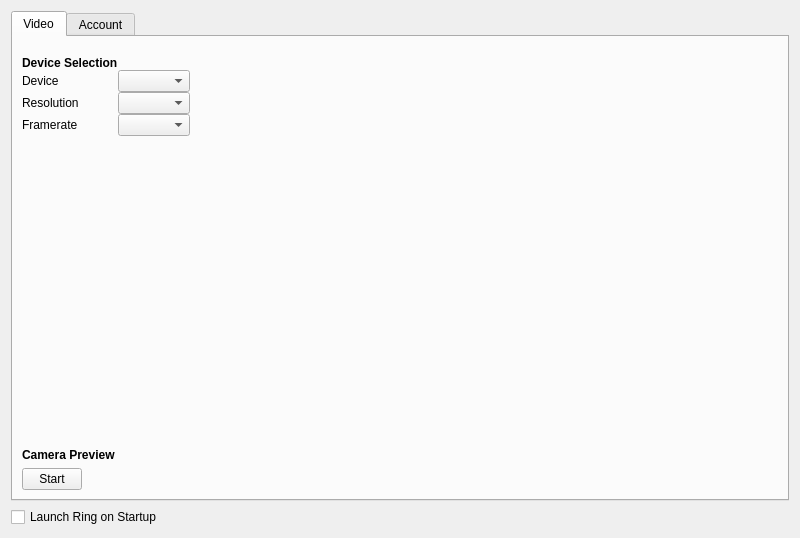
Old version of the form configurationwidget.ui in the repository savoirfairelinux/jami-client-windows.
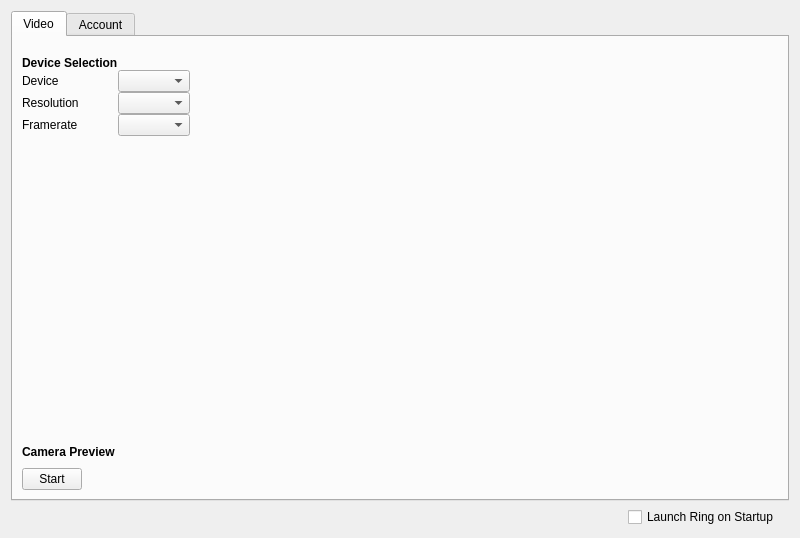
New version of the form. Icons and pictures are not drawn. Custom widgets are drawn as their Qt base class.

What changed in the file:
```diff
--- a/configurationwidget.ui
+++ b/configurationwidget.ui
@@ -29,7 +29,7 @@
       <attribute name="title">
        <string>Video</string>
       </attribute>
-      <layout class="QGridLayout" name="gridLayout" rowstretch="0,0" columnstretch="0,0">
+      <layout class="QGridLayout" name="gridLayout" rowstretch="0,1" columnstretch="0,0">
        <item row="0" column="0">
         <layout class="QVBoxLayout" name="verticalLayout_3">
          <property name="spacing">
@@ -224,6 +224,14 @@
     </widget>
    </item>
    <item>
+    <layout class="QHBoxLayout" name="horizontalLayout">
+     <property name="topMargin">
+      <number>0</number>
+     </property>
+     <property name="rightMargin">
+      <number>10</number>
+     </property>
+     <item alignment="Qt::AlignRight">
     <widget class="QCheckBox" name="startupBox">
      <property name="layoutDirection">
       <enum>Qt::LeftToRight</enum>
@@ -232,6 +240,8 @@
       <string>Launch Ring on Startup</string>
      </property>
     </widget>
+     </item>
+    </layout>
    </item>
   </layout>
  </widget>
```
Lines whose indentation alone changed are shown as unchanged.
